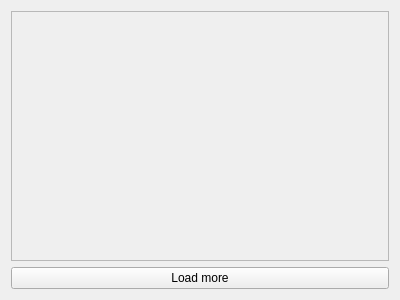
First picture: the form in series_list/interface/series.ui, repository nvbn/series_list, before the edit.
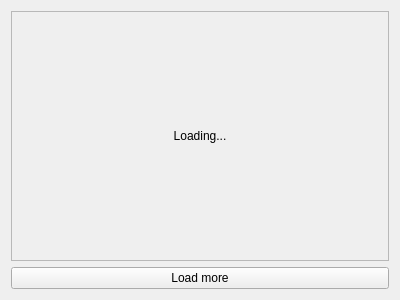
Second picture: the form after the edit. Icons and pictures are not drawn.

Commit message: Add loading badge

The edit to the form file:
```diff
--- a/series_list/interface/series.ui
+++ b/series_list/interface/series.ui
@@ -28,7 +28,18 @@
         <height>247</height>
        </rect>
       </property>
-      <layout class="QVBoxLayout" name="verticalLayout_3"/>
+      <layout class="QVBoxLayout" name="verticalLayout_3">
+       <item>
+        <widget class="QLabel" name="loading">
+         <property name="text">
+          <string>Loading...</string>
+         </property>
+         <property name="alignment">
+          <set>Qt::AlignCenter</set>
+         </property>
+        </widget>
+       </item>
+      </layout>
      </widget>
     </widget>
    </item>
```
Left out of the diff: 4 changed lines with no effect on the pictures. The commit also changes 1 other file.
